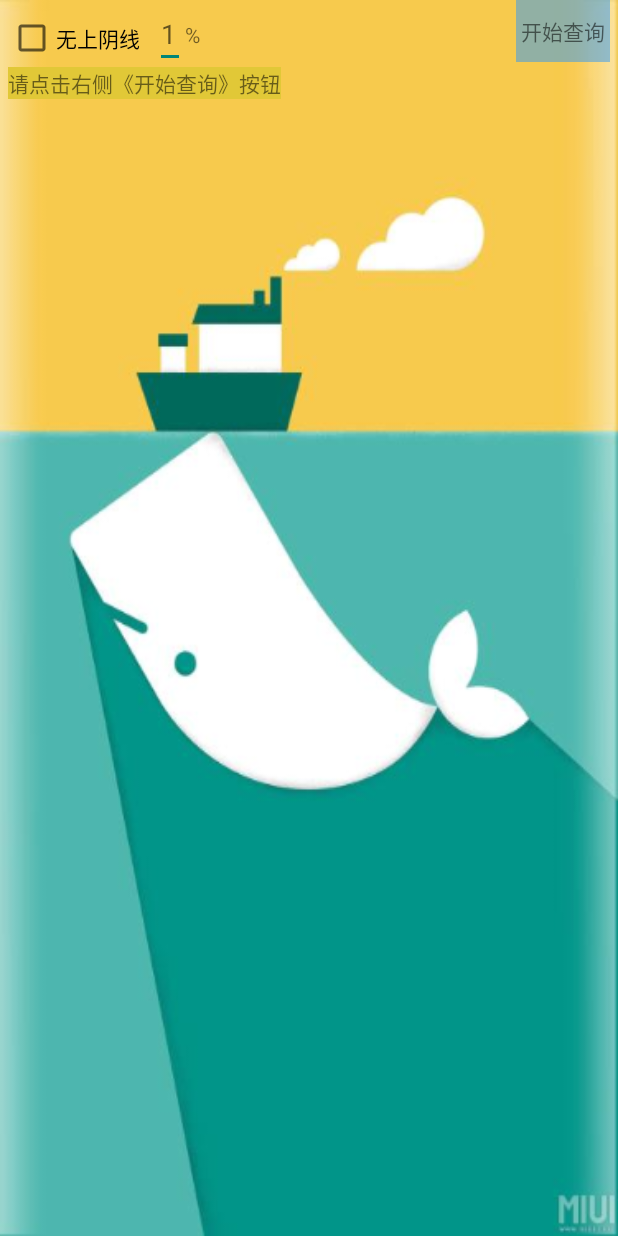
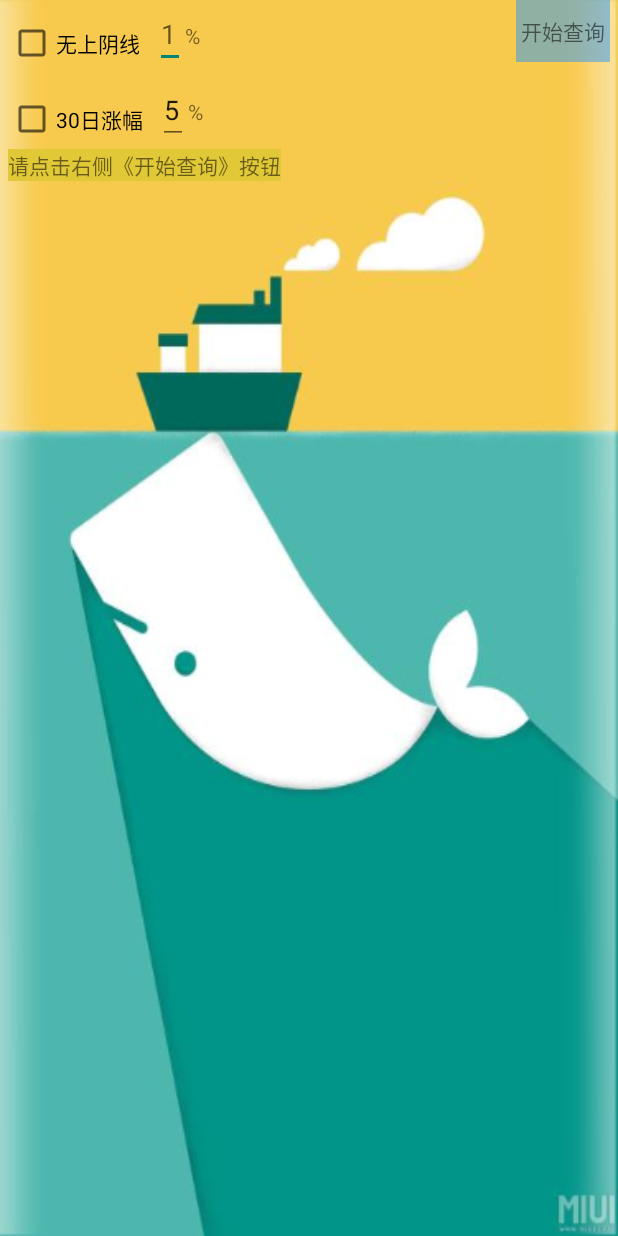
Before and after one commit to thb-android/thb-stock-android, an Android app: the layout fragment_home_map.xml on its own in the app's theme, with its tools: preview values and no code run, on a phone screen of 412 x 824 dp. Run offline under Robolectric (Android 15) with nearby library versions, the phone set to English and light mode, and no system bars.

```diff
--- a/app/src/main/java/com/thb/automatic/home/fragment/map/MapModule.java
+++ b/app/src/main/java/com/thb/automatic/home/fragment/map/MapModule.java
@@ -27,7 +27,7 @@ import java.util.List;
 
 /**
  * ================================================
- * 展示 Module 的用法
+ * K线筛选
  *
  * @see <a href="https://github.com/JessYanCoding/MVPArms/wiki#2.4.5">Module wiki 官方文档</a>
  * Created by JessYan on 09/04/2016 11:10
--- a/app/src/main/java/com/thb/automatic/home/fragment/map/contract/MapContract.java
+++ b/app/src/main/java/com/thb/automatic/home/fragment/map/contract/MapContract.java
@@ -14,6 +14,8 @@ public interface MapContract {
     interface View extends IView {
         void updateView(List<StockInfo> infos);
         void updateView(String error);
+        void resetListView(List<StockInfo> infos);
+        List<StockInfo> getStockInfos();
     }
 
     //Model层定义接口,外部只需关心Model返回的数据,无需关心内部细节,如是否使用缓存
--- a/app/src/main/java/com/thb/automatic/home/fragment/map/entity/StockInfo.java
+++ b/app/src/main/java/com/thb/automatic/home/fragment/map/entity/StockInfo.java
@@ -60,6 +60,9 @@ public class StockInfo {
     public BuyOrSellInfo[] mBuy;
     //卖单情况
     public BuyOrSellInfo[] mSell;
+
+    public int extraNum;
+    public String extraInfo;
 
     static DecimalFormat df = new DecimalFormat("#.00");
 
--- a/app/src/main/res/layout/fragment_home_map.xml
+++ b/app/src/main/res/layout/fragment_home_map.xml
@@ -5,10 +5,16 @@
     android:layout_width="match_parent"
     android:layout_height="match_parent">
 
-    <android.support.constraint.ConstraintLayout
+    <LinearLayout
         android:id="@+id/layout_top"
         android:layout_width="match_parent"
-        android:layout_height="wrap_content">
+        android:layout_height="wrap_content"
+        android:orientation="vertical">
+
+        <LinearLayout
+            android:layout_width="wrap_content"
+            android:layout_height="wrap_content"
+            android:orientation="horizontal">
 
             <CheckBox
                 android:id="@+id/check_no_top_line"
@@ -16,10 +22,7 @@
                 android:layout_height="wrap_content"
                 android:layout_marginStart="5dp"
                 android:layout_marginTop="5dp"
-            android:text="@string/home_map_no_top_line"
-            app:layout_constraintBottom_toBottomOf="@+id/percent_edit"
-            app:layout_constraintStart_toStartOf="parent"
-            app:layout_constraintTop_toTopOf="@+id/percent_edit" />
+                android:text="@string/home_map_no_top_line" />
 
             <EditText
                 android:id="@+id/percent_edit"
@@ -28,31 +31,42 @@
                 android:layout_marginStart="10dp"
                 android:hint="@string/home_map_percent_hint"
                 android:inputType="number"
-            app:layout_constraintStart_toEndOf="@+id/check_no_top_line"
-            app:layout_constraintTop_toTopOf="parent"
                 tools:ignore="Autofill" />
 
             <TextView
                 android:layout_width="wrap_content"
                 android:layout_height="wrap_content"
-            android:text="@string/home_map_percent_t"
-            app:layout_constraintBottom_toBottomOf="@+id/percent_edit"
-            app:layout_constraintStart_toEndOf="@+id/percent_edit"
-            app:layout_constraintTop_toTopOf="@+id/percent_edit" />
+                android:text="@string/home_map_percent_t" />
+        </LinearLayout>
+
+        <LinearLayout
+            android:layout_width="wrap_content"
+            android:layout_height="wrap_content"
+            android:layout_marginTop="5dp"
+            android:orientation="horizontal">
+
+            <CheckBox
+                android:id="@+id/date_30"
+                android:layout_width="wrap_content"
+                android:layout_height="wrap_content"
+                android:layout_marginStart="5dp"
+                android:layout_marginTop="5dp"
+                android:text="@string/home_map_date_30" />
+
+            <EditText
+                android:id="@+id/date_30_percent_edit"
+                android:layout_width="20dp"
+                android:layout_height="wrap_content"
+                android:layout_marginStart="10dp"
+                android:inputType="number"
+                android:text="5"
+                tools:ignore="Autofill" />
 
             <TextView
-            android:id="@+id/map_query_btn"
                 android:layout_width="wrap_content"
                 android:layout_height="wrap_content"
-            android:layout_marginEnd="5dp"
-            android:background="@color/light_bLue_50"
-            android:paddingStart="3dp"
-            android:paddingTop="10dp"
-            android:paddingEnd="3dp"
-            android:paddingBottom="10dp"
-            android:text="@string/home_map_begin_query"
-            app:layout_constraintEnd_toEndOf="parent"
-            app:layout_constraintTop_toTopOf="@+id/percent_edit" />
+                android:text="@string/home_map_percent_t" />
+        </LinearLayout>
 
         <TextView
             android:id="@+id/map_result"
@@ -64,7 +78,21 @@
             android:text="@string/map_help_txt"
             app:layout_constraintStart_toStartOf="parent"
             app:layout_constraintTop_toBottomOf="@+id/map_query_btn" />
-    </android.support.constraint.ConstraintLayout>
+    </LinearLayout>
+
+    <TextView
+        android:id="@+id/map_query_btn"
+        android:layout_width="wrap_content"
+        android:layout_height="wrap_content"
+        android:layout_alignParentTop="true"
+        android:layout_alignParentEnd="true"
+        android:layout_marginEnd="5dp"
+        android:background="@color/light_bLue_50"
+        android:paddingStart="3dp"
+        android:paddingTop="10dp"
+        android:paddingEnd="3dp"
+        android:paddingBottom="10dp"
+        android:text="@string/home_map_begin_query" />
 
     <android.support.v7.widget.RecyclerView
         android:id="@+id/map_recycler"
--- a/app/src/main/res/values/strings.xml
+++ b/app/src/main/res/values/strings.xml
@@ -12,6 +12,7 @@
     <string name="home_map_no_top_line">无上阴线</string>
     <string name="home_map_percent_hint">1</string>
     <string name="home_map_percent_t">%</string>
+    <string name="home_map_date_30">30日涨幅</string>
     <string name="home_map_begin_query">开始查询</string>
 
     <string name="home_list_percent_hint">3</string>
```
Also changed, not shown: app/src/main/java/com/thb/automatic/app/utils/Utils.java (+19 -1 lines), app/src/main/java/com/thb/automatic/home/fragment/map/model/DateStockInfo.java (added, +16 -0 lines), app/src/main/java/com/thb/automatic/home/fragment/map/presenter/MapPresenter.java (+82 -9 lines), app/src/main/java/com/thb/automatic/home/fragment/map/presenter/util/FileReaderUtil.java (added, +80 -0 lines), app/src/main/java/com/thb/automatic/home/fragment/map/presenter/util/FileWriterUtil.java (added, +81 -0 lines), app/src/main/java/com/thb/automatic/home/fragment/map/presenter/util/MapUtil.java (added, +80 -0 lines), app/src/main/java/com/thb/automatic/home/fragment/map/view/MapFragment.java (+21 -2 lines), app/src/main/java/com/thb/automatic/home/fragment/map/view/ViewAdapter.java (+10 -3 lines), app/src/main/res/layout/map_item_layout.xml (+29 -5 lines). Lines whose indentation alone changed are shown as unchanged.
